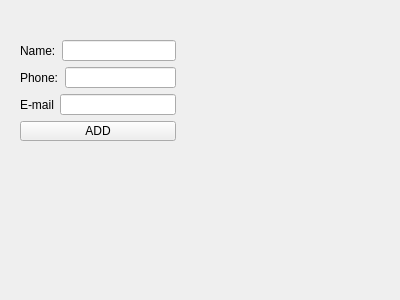
Above: Modules/Module03/Ex00/GraphicalPhonebook/addcontact.ui from SEAME-pt/SEA-ME-warm-up-team04 before the change. Below: the same form after it.
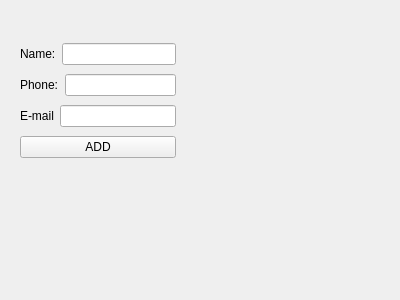
That is the form after the change.

Diff of the .ui file:
```diff
--- a/Modules/Module03/Ex00/GraphicalPhonebook/addcontact.ui
+++ b/Modules/Module03/Ex00/GraphicalPhonebook/addcontact.ui
@@ -19,7 +19,7 @@
      <x>20</x>
      <y>40</y>
      <width>156</width>
-     <height>101</height>
+     <height>122</height>
     </rect>
    </property>
    <layout class="QVBoxLayout" name="verticalLayout">
@@ -40,14 +40,14 @@
     <item>
      <layout class="QHBoxLayout" name="horizontalLayout_2">
       <item>
-       <widget class="QLabel" name="phone">
+       <widget class="QLabel" name="phone_label">
         <property name="text">
          <string>Phone:</string>
         </property>
        </widget>
       </item>
       <item>
-       <widget class="QLineEdit" name="lineEdit_2"/>
+       <widget class="QLineEdit" name="phone"/>
       </item>
      </layout>
     </item>
```
